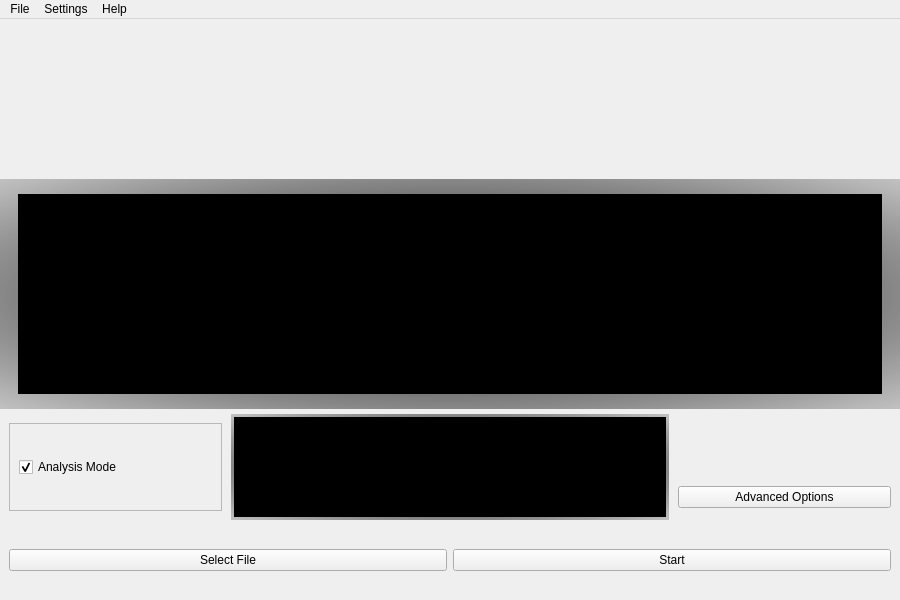
Old version of the form UI/templates/mainwindow.ui in the repository milonpabis/heartbeat-anomaly-detection.
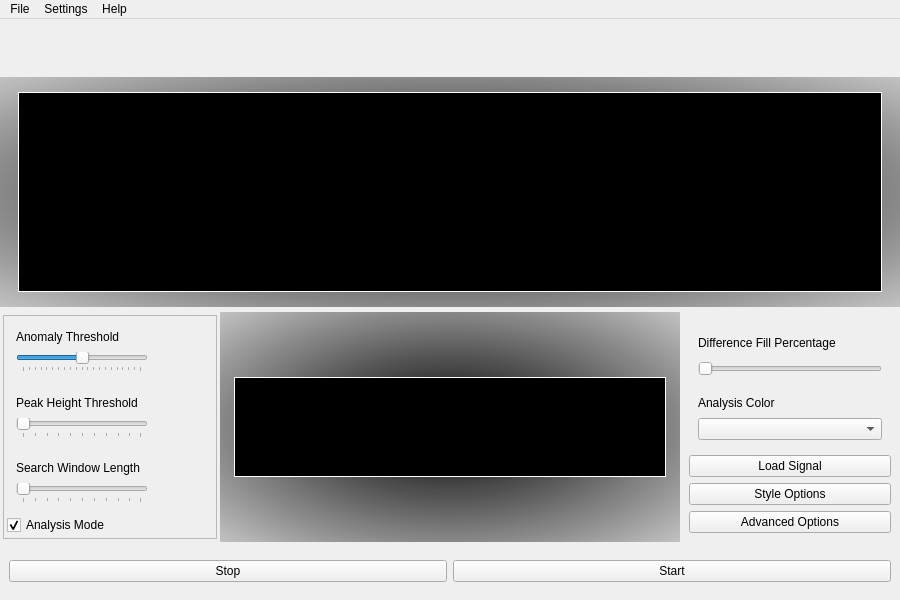
New version of the form.

```diff
--- a/UI/templates/mainwindow.ui
+++ b/UI/templates/mainwindow.ui
@@ -46,16 +46,6 @@
       </property>
      </widget>
     </item>
-    <item>
-     <widget class="QFrame" name="frame">
-      <property name="frameShape">
-       <enum>QFrame::NoFrame</enum>
-      </property>
-      <property name="frameShadow">
-       <enum>QFrame::Raised</enum>
-      </property>
-     </widget>
-    </item>
     <item>
      <widget class="QFrame" name="frame_4">
       <property name="frameShape">
@@ -127,7 +117,8 @@
              <enum>Qt::LeftToRight</enum>
             </property>
             <property name="styleSheet">
-             <string notr="true">background-color: black;</string>
+             <string notr="true">background-color: black;
+border: 1px solid white;E</string>
             </property>
             <property name="text">
              <string/>
@@ -172,6 +163,18 @@
        </property>
        <item>
         <widget class="QFrame" name="frame_10">
+         <property name="minimumSize">
+          <size>
+           <width>220</width>
+           <height>230</height>
+          </size>
+         </property>
+         <property name="maximumSize">
+          <size>
+           <width>220</width>
+           <height>230</height>
+          </size>
+         </property>
          <property name="frameShape">
           <enum>QFrame::NoFrame</enum>
          </property>
@@ -179,6 +182,21 @@
           <enum>QFrame::Raised</enum>
          </property>
          <layout class="QVBoxLayout" name="verticalLayout_2">
+          <property name="spacing">
+           <number>3</number>
+          </property>
+          <property name="leftMargin">
+           <number>3</number>
+          </property>
+          <property name="topMargin">
+           <number>3</number>
+          </property>
+          <property name="rightMargin">
+           <number>3</number>
+          </property>
+          <property name="bottomMargin">
+           <number>3</number>
+          </property>
           <item>
            <widget class="QFrame" name="frame_advanced_options">
             <property name="styleSheet">
@@ -191,8 +209,170 @@
              <enum>QFrame::Raised</enum>
             </property>
             <layout class="QVBoxLayout" name="verticalLayout_4">
+             <property name="spacing">
+              <number>3</number>
+             </property>
+             <property name="leftMargin">
+              <number>3</number>
+             </property>
+             <property name="topMargin">
+              <number>3</number>
+             </property>
+             <property name="rightMargin">
+              <number>3</number>
+             </property>
+             <property name="bottomMargin">
+              <number>3</number>
+             </property>
+             <item>
+              <widget class="QFrame" name="frame_7">
+               <property name="minimumSize">
+                <size>
+                 <width>150</width>
+                 <height>0</height>
+                </size>
+               </property>
+               <property name="maximumSize">
+                <size>
+                 <width>150</width>
+                 <height>16777215</height>
+                </size>
+               </property>
+               <property name="frameShape">
+                <enum>QFrame::NoFrame</enum>
+               </property>
+               <property name="frameShadow">
+                <enum>QFrame::Raised</enum>
+               </property>
+               <layout class="QVBoxLayout" name="verticalLayout_6">
+                <item>
+                 <widget class="QLabel" name="label">
+                  <property name="text">
+                   <string>Anomaly Threshold</string>
+                  </property>
+                 </widget>
+                </item>
+                <item>
+                 <widget class="QSlider" name="slider_anomaly_threshold">
+                  <property name="maximum">
+                   <number>100</number>
+                  </property>
+                  <property name="value">
+                   <number>50</number>
+                  </property>
+                  <property name="orientation">
+                   <enum>Qt::Horizontal</enum>
+                  </property>
+                  <property name="tickPosition">
+                   <enum>QSlider::TicksBelow</enum>
+                  </property>
+                  <property name="tickInterval">
+                   <number>5</number>
+                  </property>
+                 </widget>
+                </item>
+               </layout>
+              </widget>
+             </item>
+             <item>
+              <widget class="QFrame" name="frame_8">
+               <property name="minimumSize">
+                <size>
+                 <width>150</width>
+                 <height>0</height>
+                </size>
+               </property>
+               <property name="maximumSize">
+                <size>
+                 <width>150</width>
+                 <height>16777215</height>
+                </size>
+               </property>
+               <property name="frameShape">
+                <enum>QFrame::NoFrame</enum>
+               </property>
+               <property name="frameShadow">
+                <enum>QFrame::Raised</enum>
+               </property>
+               <layout class="QVBoxLayout" name="verticalLayout_3">
+                <item>
+                 <widget class="QLabel" name="label_2">
+                  <property name="text">
+                   <string>Peak Height Threshold</string>
+                  </property>
+                 </widget>
+                </item>
+                <item>
+                 <widget class="QSlider" name="slider_peak_threshold">
+                  <property name="orientation">
+                   <enum>Qt::Horizontal</enum>
+                  </property>
+                  <property name="tickPosition">
+                   <enum>QSlider::TicksBelow</enum>
+                  </property>
+                 </widget>
+                </item>
+               </layout>
+              </widget>
+             </item>
+             <item>
+              <widget class="QFrame" name="frame">
+               <property name="minimumSize">
+                <size>
+                 <width>150</width>
+                 <height>0</height>
+                </size>
+               </property>
+               <property name="maximumSize">
+                <size>
+                 <width>150</width>
+                 <height>16777215</height>
+                </size>
+               </property>
+               <property name="frameShape">
+                <enum>QFrame::NoFrame</enum>
+               </property>
+               <property name="frameShadow">
+                <enum>QFrame::Raised</enum>
+               </property>
+               <layout class="QVBoxLayout" name="verticalLayout_7">
+                <item>
+                 <widget class="QLabel" name="label_3">
+                  <property name="text">
+                   <string>Search Window Length</string>
+                  </property>
+                 </widget>
+                </item>
+                <item>
+                 <widget class="QSlider" name="slider_window_length">
+                  <property name="orientation">
+                   <enum>Qt::Horizontal</enum>
+                  </property>
+                  <property name="tickPosition">
+                   <enum>QSlider::TicksBelow</enum>
+                  </property>
+                 </widget>
+                </item>
+               </layout>
+              </widget>
+             </item>
              <item>
               <widget class="QCheckBox" name="checkbox_analysis">
+               <property name="minimumSize">
+                <size>
+                 <width>150</width>
+                 <height>0</height>
+                </size>
+               </property>
+               <property name="maximumSize">
+                <size>
+                 <width>150</width>
+                 <height>16777215</height>
+                </size>
+               </property>
+               <property name="layoutDirection">
+                <enum>Qt::LeftToRight</enum>
+               </property>
                <property name="text">
                 <string>Analysis Mode</string>
                </property>
@@ -219,7 +399,7 @@
          <property name="frameShadow">
           <enum>QFrame::Raised</enum>
          </property>
-         <layout class="QVBoxLayout" name="verticalLayout_3">
+         <layout class="QHBoxLayout" name="horizontalLayout_5">
           <property name="spacing">
            <number>0</number>
           </property>
@@ -251,6 +431,7 @@
             </property>
             <property name="styleSheet">
              <string notr="true">background-color: black;
+border: 1px solid white;
 </string>
             </property>
             <property name="text">
@@ -263,6 +444,18 @@
        </item>
        <item>
         <widget class="QFrame" name="frame_11">
+         <property name="minimumSize">
+          <size>
+           <width>220</width>
+           <height>230</height>
+          </size>
+         </property>
+         <property name="maximumSize">
+          <size>
+           <width>220</width>
+           <height>230</height>
+          </size>
+         </property>
          <property name="frameShape">
           <enum>QFrame::NoFrame</enum>
          </property>
@@ -271,8 +464,139 @@
          </property>
          <layout class="QVBoxLayout" name="verticalLayout_5">
           <property name="topMargin">
-           <number>70</number>
+           <number>9</number>
           </property>
+          <item>
+           <widget class="QFrame" name="frame_12">
+            <property name="frameShape">
+             <enum>QFrame::NoFrame</enum>
+            </property>
+            <property name="frameShadow">
+             <enum>QFrame::Raised</enum>
+            </property>
+            <layout class="QVBoxLayout" name="verticalLayout_8">
+             <property name="spacing">
+              <number>0</number>
+             </property>
+             <property name="leftMargin">
+              <number>0</number>
+             </property>
+             <property name="topMargin">
+              <number>0</number>
+             </property>
+             <property name="rightMargin">
+              <number>0</number>
+             </property>
+             <property name="bottomMargin">
+              <number>0</number>
+             </property>
+             <item>
+              <widget class="QFrame" name="frame_style">
+               <property name="frameShape">
+                <enum>QFrame::NoFrame</enum>
+               </property>
+               <property name="frameShadow">
+                <enum>QFrame::Raised</enum>
+               </property>
+               <layout class="QVBoxLayout" name="verticalLayout_9">
+                <property name="spacing">
+                 <number>0</number>
+                </property>
+                <property name="leftMargin">
+                 <number>0</number>
+                </property>
+                <property name="topMargin">
+                 <number>0</number>
+                </property>
+                <property name="rightMargin">
+                 <number>0</number>
+                </property>
+                <property name="bottomMargin">
+                 <number>0</number>
+                </property>
+                <item>
+                 <widget class="QFrame" name="frame_13">
+                  <property name="frameShape">
+                   <enum>QFrame::NoFrame</enum>
+                  </property>
+                  <property name="frameShadow">
+                   <enum>QFrame::Raised</enum>
+                  </property>
+                  <layout class="QVBoxLayout" name="verticalLayout_10">
+                   <item>
+                    <widget class="QLabel" name="label_4">
+                     <property name="text">
+                      <string>Difference Fill Percentage</string>
+                     </property>
+                    </widget>
+                   </item>
+                   <item>
+                    <widget class="QSlider" name="slider_fill_percentage">
+                     <property name="orientation">
+                      <enum>Qt::Horizontal</enum>
+                     </property>
+                    </widget>
+                   </item>
+                  </layout>
+                 </widget>
+                </item>
+                <item>
+                 <widget class="QFrame" name="frame_14">
+                  <property name="frameShape">
+                   <enum>QFrame::NoFrame</enum>
+                  </property>
+                  <property name="frameShadow">
+                   <enum>QFrame::Raised</enum>
+                  </property>
+                  <layout class="QVBoxLayout" name="verticalLayout_11">
+                   <item>
+                    <widget class="QLabel" name="label_5">
+                     <property name="text">
+                      <string>Analysis Color</string>
+                     </property>
+                    </widget>
+                   </item>
+                   <item>
+                    <widget class="QComboBox" name="cb_analysis_color"/>
+                   </item>
+                  </layout>
+                 </widget>
+                </item>
+               </layout>
+              </widget>
+             </item>
+            </layout>
+           </widget>
+          </item>
+          <item>
+           <widget class="QPushButton" name="bt_load">
+            <property name="minimumSize">
+             <size>
+              <width>0</width>
+              <height>0</height>
+             </size>
+            </property>
+            <property name="maximumSize">
+             <size>
+              <width>1000</width>
+              <height>16777215</height>
+             </size>
+            </property>
+            <property name="text">
+             <string>Load Signal</string>
+            </property>
+           </widget>
+          </item>
+          <item>
+           <widget class="QPushButton" name="bt_style_options">
+            <property name="text">
+             <string>Style Options</string>
+            </property>
+            <property name="checkable">
+             <bool>true</bool>
+            </property>
+           </widget>
+          </item>
           <item>
            <widget class="QPushButton" name="bt_advanced_options">
             <property name="text">
@@ -301,7 +625,7 @@
        <item>
         <widget class="QPushButton" name="pushButton">
          <property name="text">
-          <string>Select File</string>
+          <string>Stop</string>
          </property>
         </widget>
        </item>
```
Left out of the diff: 2 changed lines with no effect on the pictures.
